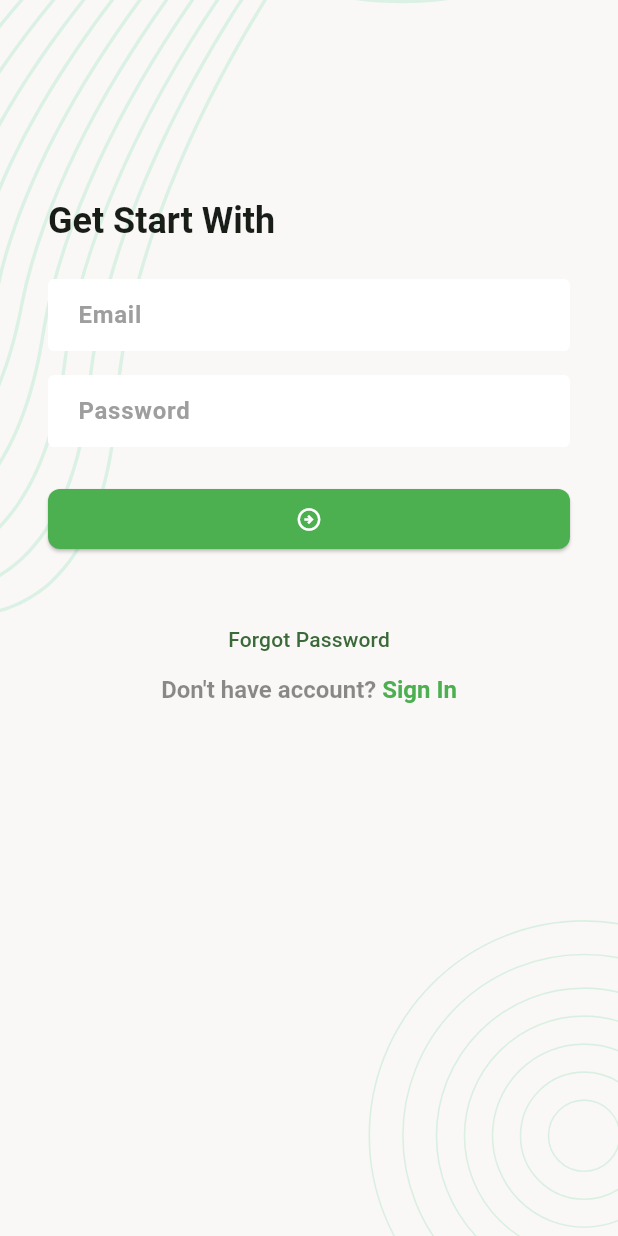
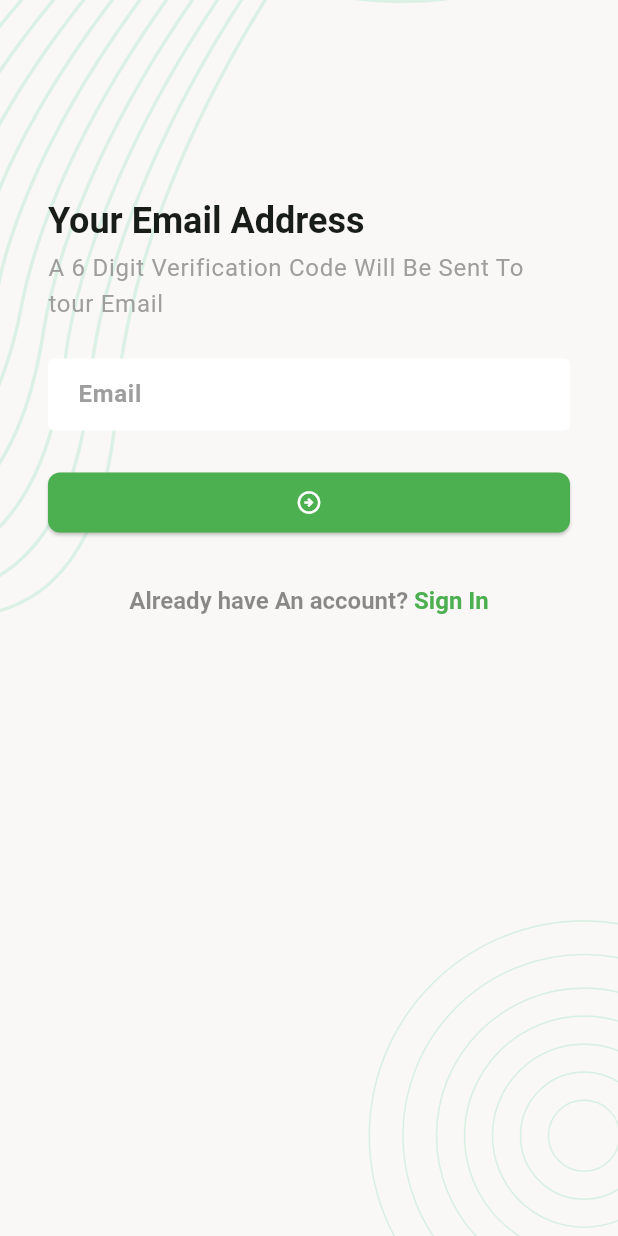
Before and after one commit to masumrashid/Task_Manager_Project, a Flutter app: the screen it shows after launch, after a tap on "Forgot Password", on a phone screen of 412 x 824 dp. Run offline on Flutter 3.47's test engine with Material 3 defaults, Android fonts, the phone set to English and light mode, and no system bars; our stand-ins replace flutter_svg, pin_code_fields.

Commit message:
Module 15 UI Design Class 3

```diff
--- /dev/null
+++ b/lib/ui/screens/forgot_password_verify_email_screen.dart
@@ -0,0 +1,109 @@
+import 'package:flutter/gestures.dart';
+import 'package:flutter/material.dart';
+import 'package:task_manager/ui/screens/forgot_password_pinverify_screen.dart';
+import 'package:task_manager/ui/widgets/screen_background.dart';
+
+class ForgotPasswordVerifyEmailScreen extends StatefulWidget {
+  const ForgotPasswordVerifyEmailScreen({super.key});
+
+  @override
+  State<ForgotPasswordVerifyEmailScreen> createState() => _ForgotPasswordVerifyEmailScreenState();
+}
+
+class _ForgotPasswordVerifyEmailScreenState extends State<ForgotPasswordVerifyEmailScreen> {
+
+  final TextEditingController _emailController =TextEditingController();
+ final GlobalKey<FormState> formkey= GlobalKey<FormState>();
+  @override
+  Widget build(BuildContext context) {
+    return Scaffold(
+      body: Stack(
+        children: [
+          ScreenBackground(
+              child: Padding(
+
+            padding: const EdgeInsets.all(32),
+            child: Form(
+              key: formkey,
+              child: Column(
+                crossAxisAlignment: CrossAxisAlignment.start,
+                children: [
+                  const SizedBox(
+                    height: 100,
+                  ),
+                  Text(
+                    'Your Email Address',
+                    style: Theme.of(context).textTheme.titleLarge,
+                  ),
+                  SizedBox(height: 5,),
+                  Text(
+                    'A 6 Digit Verification Code Will Be Sent To tour Email',
+                    style: Theme.of(context).textTheme.bodyLarge?.copyWith(color: Colors.grey),
+                  ),
+
+                  const SizedBox(
+                    height: 24,
+                  ),
+                  TextFormField(
+                    controller: _emailController,
+                    textInputAction: TextInputAction.next,
+                    keyboardType: TextInputType.emailAddress,
+                    decoration: const InputDecoration(
+                      hintText: 'Email',
+                    ),
+                  ),
+                  const SizedBox(
+                    height: 24,
+                  ),
+                  ElevatedButton(
+                    onPressed: _onTabSubmitButton,
+                    child: const Icon(Icons.arrow_circle_right_outlined),
+                  ),
+                  const SizedBox(
+                    height: 32,
+                  ),
+                  Center(
+                    child: RichText(
+                        text: TextSpan(
+                            style: const TextStyle(
+                                color: Colors.black45,
+                                fontSize: 16,
+                                fontWeight: FontWeight.w600),
+                            children: [
+                          TextSpan(text: "Already have An account? "),
+                          TextSpan(
+                            text: "Sign In",
+                            style: const TextStyle(
+                                color: Colors.green,
+                                fontWeight: FontWeight.w600),
+                            recognizer: TapGestureRecognizer()
+                              ..onTap = _onTapSigninButton,
+                          ),
+                        ])),
+                  )
+                ],
+              ),
+            ),
+          ))
+        ],
+      ),
+    );
+  }
+
+  void _onTabSubmitButton(){
+    Navigator.push(context, MaterialPageRoute(builder: (context)=>PinVerificationScreen()));
+
+  }
+
+  void _onTapSigninButton() {
+    Navigator.pop(context);
+  }
+
+  @override
+  void dispose() {
+    // TODO: implement dispose
+    _emailController.dispose();
+    super.dispose();
+  }
+
+}
--- a/lib/ui/screens/login_screen.dart
+++ b/lib/ui/screens/login_screen.dart
@@ -1,5 +1,7 @@
 import 'package:flutter/gestures.dart';
 import 'package:flutter/material.dart';
+import 'package:task_manager/ui/screens/forgot_password_verify_email_screen.dart';
+import 'package:task_manager/ui/screens/register_screen.dart';
 import 'package:task_manager/ui/widgets/screen_background.dart';
 
 class loginScreen extends StatefulWidget {
@@ -10,6 +12,9 @@ class loginScreen extends StatefulWidget {
 }
 
 class _loginScreenState extends State<loginScreen> {
+  final TextEditingController _emailController = TextEditingController();
+  final TextEditingController _passwordlController = TextEditingController();
+  final GlobalKey<FormState> formkey = GlobalKey<FormState>();
   @override
   Widget build(BuildContext context) {
     return Scaffold(
@@ -18,6 +23,8 @@ class _loginScreenState extends State<loginScreen> {
           ScreenBackground(
               child: Padding(
             padding: const EdgeInsets.all(32),
+            child: Form(
+              key: formkey,
               child: Column(
                 crossAxisAlignment: CrossAxisAlignment.start,
                 children: [
@@ -32,6 +39,9 @@ class _loginScreenState extends State<loginScreen> {
                     height: 24,
                   ),
                   TextFormField(
+                    controller: _emailController,
+                    textInputAction: TextInputAction.next,
+                    keyboardType: TextInputType.emailAddress,
                     decoration: const InputDecoration(
                       hintText: 'Email',
                     ),
@@ -40,6 +50,7 @@ class _loginScreenState extends State<loginScreen> {
                     height: 16,
                   ),
                   TextFormField(
+                    controller: _passwordlController,
                     decoration: const InputDecoration(
                       hintText: 'Password',
                     ),
@@ -48,7 +59,7 @@ class _loginScreenState extends State<loginScreen> {
                     height: 24,
                   ),
                   ElevatedButton(
-                  onPressed: () {},
+                    onPressed: _onTabSubmitButton,
                     child: const Icon(Icons.arrow_circle_right_outlined),
                   ),
                   const SizedBox(
@@ -58,7 +69,7 @@ class _loginScreenState extends State<loginScreen> {
                     child: Column(
                       children: [
                         TextButton(
-                          onPressed: _onTapForgotButton,
+                            onPressed: _onTapForgotPasswordButton,
                             child: Text('Forgot Password')),
                         RichText(
                             text: TextSpan(
@@ -69,7 +80,7 @@ class _loginScreenState extends State<loginScreen> {
                                 children: [
                               TextSpan(text: "Don't have account? "),
                               TextSpan(
-                              text: "Sign In",
+                                text: "Sign Up",
                                 style: const TextStyle(
                                     color: Colors.green,
                                     fontWeight: FontWeight.w600),
@@ -82,16 +93,32 @@ class _loginScreenState extends State<loginScreen> {
                   )
                 ],
               ),
+            ),
           ))
         ],
       ),
     );
   }
 
-  void _onTapForgotButton() {
-    // Navigator.push(context, MaterialPageRoute(builder: (context) => ForgotScreen()));
+  void _onTabSubmitButton() {}
+
+  void _onTapForgotPasswordButton() {
+    Navigator.push(
+        context,
+        MaterialPageRoute(
+            builder: (context) => ForgotPasswordVerifyEmailScreen()));
   }
+
   void _onTapSigninButton() {
-    // Navigator.push(context, MaterialPageRoute(builder: (context) => SigninScreen()));
+    Navigator.push(
+        context, MaterialPageRoute(builder: (context) => RegisterScreen()));
+  }
+
+  @override
+  void dispose() {
+    // TODO: implement dispose
+    _emailController.dispose();
+    _passwordlController.dispose();
+    super.dispose();
   }
 }
--- a/pubspec.yaml
+++ b/pubspec.yaml
@@ -36,6 +36,7 @@ dependencies:
   # Use with the CupertinoIcons class for iOS style icons.
   cupertino_icons: ^1.0.8
   flutter_svg: ^2.0.17
+  pin_code_fields: ^8.0.1
 
 dev_dependencies:
   flutter_test:
```
Also changed, not shown: lib/ui/screens/forgot_password_pinverify_screen.dart (added, +127 -0 lines), lib/ui/screens/register_screen.dart (added, +147 -0 lines), lib/ui/screens/reset_password_screen.dart (added, +119 -0 lines), pubspec.lock. Lines whose indentation alone changed are shown as unchanged.
